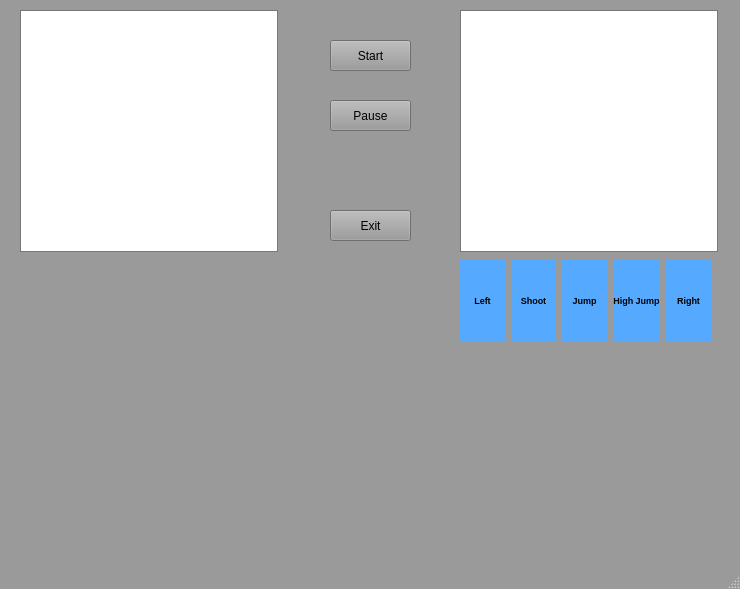
Old version of the form SuperMarioAi/MainWindow.ui in the repository LeoPeters/SuperMario-Bot.
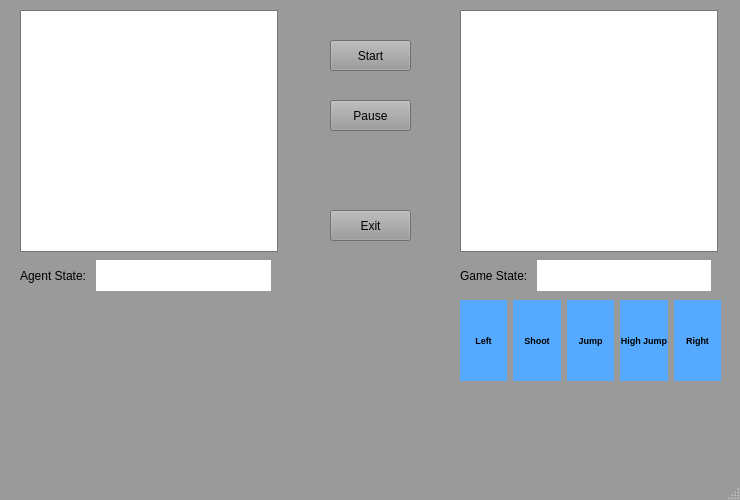
New version of the form. Icons and pictures are not drawn.

Patch:
```diff
--- a/SuperMarioAi/MainWindow.ui
+++ b/SuperMarioAi/MainWindow.ui
@@ -7,7 +7,7 @@
     <x>0</x>
     <y>0</y>
     <width>740</width>
-    <height>589</height>
+    <height>500</height>
    </rect>
   </property>
   <property name="palette">
@@ -499,8 +499,8 @@
     <property name="geometry">
      <rect>
       <x>460</x>
-      <y>260</y>
-      <width>251</width>
+      <y>300</y>
+      <width>261</width>
       <height>81</height>
      </rect>
     </property>
@@ -2701,21 +2701,910 @@
     <property name="geometry">
      <rect>
       <x>20</x>
-      <y>300</y>
+      <y>310</y>
       <width>261</width>
-      <height>161</height>
+      <height>141</height>
      </rect>
     </property>
     <layout class="QGridLayout" name="gridLayout"/>
    </widget>
-   <zorder>viewGame</zorder>
-   <zorder>viewSimplify</zorder>
-   <zorder>btn_start</zorder>
-   <zorder>btn_pause</zorder>
-   <zorder>btn_exit</zorder>
-   <zorder>horizontalLayoutWidget</zorder>
-   <zorder>gridLayoutWidget</zorder>
-   <zorder>currentStateLbl</zorder>
+   <widget class="QWidget" name="horizontalLayoutWidget_2">
+    <property name="geometry">
+     <rect>
+      <x>460</x>
+      <y>260</y>
+      <width>251</width>
+      <height>31</height>
+     </rect>
+    </property>
+    <layout class="QHBoxLayout" name="GameStateLayout" stretch="0,2">
+     <item>
+      <widget class="QLabel" name="GameStateLbl">
+       <property name="text">
+        <string>Game State: </string>
+       </property>
+      </widget>
+     </item>
+     <item>
+      <widget class="QLabel" name="GameState">
+       <property name="palette">
+        <palette>
+         <active>
+          <colorrole role="WindowText">
+           <brush brushstyle="SolidPattern">
+            <color alpha="255">
+             <red>0</red>
+             <green>0</green>
+             <blue>0</blue>
+            </color>
+           </brush>
+          </colorrole>
+          <colorrole role="Button">
+           <brush brushstyle="SolidPattern">
+            <color alpha="255">
+             <red>255</red>
+             <green>255</green>
+             <blue>255</blue>
+            </color>
+           </brush>
+          </colorrole>
+          <colorrole role="Light">
+           <brush brushstyle="SolidPattern">
+            <color alpha="255">
+             <red>255</red>
+             <green>255</green>
+             <blue>255</blue>
+            </color>
+           </brush>
+          </colorrole>
+          <colorrole role="Midlight">
+           <brush brushstyle="SolidPattern">
+            <color alpha="255">
+             <red>255</red>
+             <green>255</green>
+             <blue>255</blue>
+            </color>
+           </brush>
+          </colorrole>
+          <colorrole role="Dark">
+           <brush brushstyle="SolidPattern">
+            <color alpha="255">
+             <red>127</red>
+             <green>127</green>
+             <blue>127</blue>
+            </color>
+           </brush>
+          </colorrole>
+          <colorrole role="Mid">
+           <brush brushstyle="SolidPattern">
+            <color alpha="255">
+             <red>170</red>
+             <green>170</green>
+             <blue>170</blue>
+            </color>
+           </brush>
+          </colorrole>
+          <colorrole role="Text">
+           <brush brushstyle="SolidPattern">
+            <color alpha="255">
+             <red>0</red>
+             <green>0</green>
+             <blue>0</blue>
+            </color>
+           </brush>
+          </colorrole>
+          <colorrole role="BrightText">
+           <brush brushstyle="SolidPattern">
+            <color alpha="255">
+             <red>255</red>
+             <green>255</green>
+             <blue>255</blue>
+            </color>
+           </brush>
+          </colorrole>
+          <colorrole role="ButtonText">
+           <brush brushstyle="SolidPattern">
+            <color alpha="255">
+             <red>0</red>
+             <green>0</green>
+             <blue>0</blue>
+            </color>
+           </brush>
+          </colorrole>
+          <colorrole role="Base">
+           <brush brushstyle="SolidPattern">
+            <color alpha="255">
+             <red>255</red>
+             <green>255</green>
+             <blue>255</blue>
+            </color>
+           </brush>
+          </colorrole>
+          <colorrole role="Window">
+           <brush brushstyle="SolidPattern">
+            <color alpha="255">
+             <red>255</red>
+             <green>255</green>
+             <blue>255</blue>
+            </color>
+           </brush>
+          </colorrole>
+          <colorrole role="Shadow">
+           <brush brushstyle="SolidPattern">
+            <color alpha="255">
+             <red>0</red>
+             <green>0</green>
+             <blue>0</blue>
+            </color>
+           </brush>
+          </colorrole>
+          <colorrole role="AlternateBase">
+           <brush brushstyle="SolidPattern">
+            <color alpha="255">
+             <red>255</red>
+             <green>255</green>
+             <blue>255</blue>
+            </color>
+           </brush>
+          </colorrole>
+          <colorrole role="ToolTipBase">
+           <brush brushstyle="SolidPattern">
+            <color alpha="255">
+             <red>255</red>
+             <green>255</green>
+             <blue>220</blue>
+            </color>
+           </brush>
+          </colorrole>
+          <colorrole role="ToolTipText">
+           <brush brushstyle="SolidPattern">
+            <color alpha="255">
+             <red>0</red>
+             <green>0</green>
+             <blue>0</blue>
+            </color>
+           </brush>
+          </colorrole>
+         </active>
+         <inactive>
+          <colorrole role="WindowText">
+           <brush brushstyle="SolidPattern">
+            <color alpha="255">
+             <red>0</red>
+             <green>0</green>
+             <blue>0</blue>
+            </color>
+           </brush>
+          </colorrole>
+          <colorrole role="Button">
+           <brush brushstyle="SolidPattern">
+            <color alpha="255">
+             <red>255</red>
+             <green>255</green>
+             <blue>255</blue>
+            </color>
+           </brush>
+          </colorrole>
+          <colorrole role="Light">
+           <brush brushstyle="SolidPattern">
+            <color alpha="255">
+             <red>255</red>
+             <green>255</green>
+             <blue>255</blue>
+            </color>
+           </brush>
+          </colorrole>
+          <colorrole role="Midlight">
+           <brush brushstyle="SolidPattern">
+            <color alpha="255">
+             <red>255</red>
+             <green>255</green>
+             <blue>255</blue>
+            </color>
+           </brush>
+          </colorrole>
+          <colorrole role="Dark">
+           <brush brushstyle="SolidPattern">
+            <color alpha="255">
+             <red>127</red>
+             <green>127</green>
+             <blue>127</blue>
+            </color>
+           </brush>
+          </colorrole>
+          <colorrole role="Mid">
+           <brush brushstyle="SolidPattern">
+            <color alpha="255">
+             <red>170</red>
+             <green>170</green>
+             <blue>170</blue>
+            </color>
+           </brush>
+          </colorrole>
+          <colorrole role="Text">
+           <brush brushstyle="SolidPattern">
+            <color alpha="255">
+             <red>0</red>
+             <green>0</green>
+             <blue>0</blue>
+            </color>
+           </brush>
+          </colorrole>
+          <colorrole role="BrightText">
+           <brush brushstyle="SolidPattern">
+            <color alpha="255">
+             <red>255</red>
+             <green>255</green>
+             <blue>255</blue>
+            </color>
+           </brush>
+          </colorrole>
+          <colorrole role="ButtonText">
+           <brush brushstyle="SolidPattern">
+            <color alpha="255">
+             <red>0</red>
+             <green>0</green>
+             <blue>0</blue>
+            </color>
+           </brush>
+          </colorrole>
+          <colorrole role="Base">
+           <brush brushstyle="SolidPattern">
+            <color alpha="255">
+             <red>255</red>
+             <green>255</green>
+             <blue>255</blue>
+            </color>
+           </brush>
+          </colorrole>
+          <colorrole role="Window">
+           <brush brushstyle="SolidPattern">
+            <color alpha="255">
+             <red>255</red>
+             <green>255</green>
+             <blue>255</blue>
+            </color>
+           </brush>
+          </colorrole>
+          <colorrole role="Shadow">
+           <brush brushstyle="SolidPattern">
+            <color alpha="255">
+             <red>0</red>
+             <green>0</green>
+             <blue>0</blue>
+            </color>
+           </brush>
+          </colorrole>
+          <colorrole role="AlternateBase">
+           <brush brushstyle="SolidPattern">
+            <color alpha="255">
+             <red>255</red>
+             <green>255</green>
+             <blue>255</blue>
+            </color>
+           </brush>
+          </colorrole>
+          <colorrole role="ToolTipBase">
+           <brush brushstyle="SolidPattern">
+            <color alpha="255">
+             <red>255</red>
+             <green>255</green>
+             <blue>220</blue>
+            </color>
+           </brush>
+          </colorrole>
+          <colorrole role="ToolTipText">
+           <brush brushstyle="SolidPattern">
+            <color alpha="255">
+             <red>0</red>
+             <green>0</green>
+             <blue>0</blue>
+            </color>
+           </brush>
+          </colorrole>
+         </inactive>
+         <disabled>
+          <colorrole role="WindowText">
+           <brush brushstyle="SolidPattern">
+            <color alpha="255">
+             <red>127</red>
+             <green>127</green>
+             <blue>127</blue>
+            </color>
+           </brush>
+          </colorrole>
+          <colorrole role="Button">
+           <brush brushstyle="SolidPattern">
+            <color alpha="255">
+             <red>255</red>
+             <green>255</green>
+             <blue>255</blue>
+            </color>
+           </brush>
+          </colorrole>
+          <colorrole role="Light">
+           <brush brushstyle="SolidPattern">
+            <color alpha="255">
+             <red>255</red>
+             <green>255</green>
+             <blue>255</blue>
+            </color>
+           </brush>
+          </colorrole>
+          <colorrole role="Midlight">
+           <brush brushstyle="SolidPattern">
+            <color alpha="255">
+             <red>255</red>
+             <green>255</green>
+             <blue>255</blue>
+            </color>
+           </brush>
+          </colorrole>
+          <colorrole role="Dark">
+           <brush brushstyle="SolidPattern">
+            <color alpha="255">
+             <red>127</red>
+             <green>127</green>
+             <blue>127</blue>
+            </color>
+           </brush>
+          </colorrole>
+          <colorrole role="Mid">
+           <brush brushstyle="SolidPattern">
+            <color alpha="255">
+             <red>170</red>
+             <green>170</green>
+             <blue>170</blue>
+            </color>
+           </brush>
+          </colorrole>
+          <colorrole role="Text">
+           <brush brushstyle="SolidPattern">
+            <color alpha="255">
+             <red>127</red>
+             <green>127</green>
+             <blue>127</blue>
+            </color>
+           </brush>
+          </colorrole>
+          <colorrole role="BrightText">
+           <brush brushstyle="SolidPattern">
+            <color alpha="255">
+             <red>255</red>
+             <green>255</green>
+             <blue>255</blue>
+            </color>
+           </brush>
+          </colorrole>
+          <colorrole role="ButtonText">
+           <brush brushstyle="SolidPattern">
+            <color alpha="255">
+             <red>127</red>
+             <green>127</green>
+             <blue>127</blue>
+            </color>
+           </brush>
+          </colorrole>
+          <colorrole role="Base">
+           <brush brushstyle="SolidPattern">
+            <color alpha="255">
+             <red>255</red>
+             <green>255</green>
+             <blue>255</blue>
+            </color>
+           </brush>
+          </colorrole>
+          <colorrole role="Window">
+           <brush brushstyle="SolidPattern">
+            <color alpha="255">
+             <red>255</red>
+             <green>255</green>
+             <blue>255</blue>
+            </color>
+           </brush>
+          </colorrole>
+          <colorrole role="Shadow">
+           <brush brushstyle="SolidPattern">
+            <color alpha="255">
+             <red>0</red>
+             <green>0</green>
+             <blue>0</blue>
+            </color>
+           </brush>
+          </colorrole>
+          <colorrole role="AlternateBase">
+           <brush brushstyle="SolidPattern">
+            <color alpha="255">
+             <red>255</red>
+             <green>255</green>
+             <blue>255</blue>
+            </color>
+           </brush>
+          </colorrole>
+          <colorrole role="ToolTipBase">
+           <brush brushstyle="SolidPattern">
+            <color alpha="255">
+             <red>255</red>
+             <green>255</green>
+             <blue>220</blue>
+            </color>
+           </brush>
+          </colorrole>
+          <colorrole role="ToolTipText">
+           <brush brushstyle="SolidPattern">
+            <color alpha="255">
+             <red>0</red>
+             <green>0</green>
+             <blue>0</blue>
+            </color>
+           </brush>
+          </colorrole>
+         </disabled>
+        </palette>
+       </property>
+       <property name="autoFillBackground">
+        <bool>true</bool>
+       </property>
+       <property name="text">
+        <string/>
+       </property>
+       <property name="alignment">
+        <set>Qt::AlignCenter</set>
+       </property>
+      </widget>
+     </item>
+    </layout>
+   </widget>
+   <widget class="QWidget" name="horizontalLayoutWidget_4">
+    <property name="geometry">
+     <rect>
+      <x>20</x>
+      <y>260</y>
+      <width>251</width>
+      <height>31</height>
+     </rect>
+    </property>
+    <layout class="QHBoxLayout" name="AgentStateLayout" stretch="0,2">
+     <item>
+      <widget class="QLabel" name="AgentStateLbl">
+       <property name="text">
+        <string>Agent State: </string>
+       </property>
+      </widget>
+     </item>
+     <item>
+      <widget class="QLabel" name="AgentState">
+       <property name="palette">
+        <palette>
+         <active>
+          <colorrole role="WindowText">
+           <brush brushstyle="SolidPattern">
+            <color alpha="255">
+             <red>0</red>
+             <green>0</green>
+             <blue>0</blue>
+            </color>
+           </brush>
+          </colorrole>
+          <colorrole role="Button">
+           <brush brushstyle="SolidPattern">
+            <color alpha="255">
+             <red>255</red>
+             <green>255</green>
+             <blue>255</blue>
+            </color>
+           </brush>
+          </colorrole>
+          <colorrole role="Light">
+           <brush brushstyle="SolidPattern">
+            <color alpha="255">
+             <red>255</red>
+             <green>255</green>
+             <blue>255</blue>
+            </color>
+           </brush>
+          </colorrole>
+          <colorrole role="Midlight">
+           <brush brushstyle="SolidPattern">
+            <color alpha="255">
+             <red>255</red>
+             <green>255</green>
+             <blue>255</blue>
+            </color>
+           </brush>
+          </colorrole>
+          <colorrole role="Dark">
+           <brush brushstyle="SolidPattern">
+            <color alpha="255">
+             <red>127</red>
+             <green>127</green>
+             <blue>127</blue>
+            </color>
+           </brush>
+          </colorrole>
+          <colorrole role="Mid">
+           <brush brushstyle="SolidPattern">
+            <color alpha="255">
+             <red>170</red>
+             <green>170</green>
+             <blue>170</blue>
+            </color>
+           </brush>
+          </colorrole>
+          <colorrole role="Text">
+           <brush brushstyle="SolidPattern">
+            <color alpha="255">
+             <red>0</red>
+             <green>0</green>
+             <blue>0</blue>
+            </color>
+           </brush>
+          </colorrole>
+          <colorrole role="BrightText">
+           <brush brushstyle="SolidPattern">
+            <color alpha="255">
+             <red>255</red>
+             <green>255</green>
+             <blue>255</blue>
+            </color>
+           </brush>
+          </colorrole>
+          <colorrole role="ButtonText">
+           <brush brushstyle="SolidPattern">
+            <color alpha="255">
+             <red>0</red>
+             <green>0</green>
+             <blue>0</blue>
+            </color>
+           </brush>
+          </colorrole>
+          <colorrole role="Base">
+           <brush brushstyle="SolidPattern">
+            <color alpha="255">
+             <red>255</red>
+             <green>255</green>
+             <blue>255</blue>
+            </color>
+           </brush>
+          </colorrole>
+          <colorrole role="Window">
+           <brush brushstyle="SolidPattern">
+            <color alpha="255">
+             <red>255</red>
+             <green>255</green>
+             <blue>255</blue>
+            </color>
+           </brush>
+          </colorrole>
+          <colorrole role="Shadow">
+           <brush brushstyle="SolidPattern">
+            <color alpha="255">
+             <red>0</red>
+             <green>0</green>
+             <blue>0</blue>
+            </color>
+           </brush>
+          </colorrole>
+          <colorrole role="AlternateBase">
+           <brush brushstyle="SolidPattern">
+            <color alpha="255">
+             <red>255</red>
+             <green>255</green>
+             <blue>255</blue>
+            </color>
+           </brush>
+          </colorrole>
+          <colorrole role="ToolTipBase">
+           <brush brushstyle="SolidPattern">
+            <color alpha="255">
+             <red>255</red>
+             <green>255</green>
+             <blue>220</blue>
+            </color>
+           </brush>
+          </colorrole>
+          <colorrole role="ToolTipText">
+           <brush brushstyle="SolidPattern">
+            <color alpha="255">
+             <red>0</red>
+             <green>0</green>
+             <blue>0</blue>
+            </color>
+           </brush>
+          </colorrole>
+         </active>
+         <inactive>
+          <colorrole role="WindowText">
+           <brush brushstyle="SolidPattern">
+            <color alpha="255">
+             <red>0</red>
+             <green>0</green>
+             <blue>0</blue>
+            </color>
+           </brush>
+          </colorrole>
+          <colorrole role="Button">
+           <brush brushstyle="SolidPattern">
+            <color alpha="255">
+             <red>255</red>
+             <green>255</green>
+             <blue>255</blue>
+            </color>
+           </brush>
+          </colorrole>
+          <colorrole role="Light">
+           <brush brushstyle="SolidPattern">
+            <color alpha="255">
+             <red>255</red>
+             <green>255</green>
+             <blue>255</blue>
+            </color>
+           </brush>
+          </colorrole>
+          <colorrole role="Midlight">
+           <brush brushstyle="SolidPattern">
+            <color alpha="255">
+             <red>255</red>
+             <green>255</green>
+             <blue>255</blue>
+            </color>
+           </brush>
+          </colorrole>
+          <colorrole role="Dark">
+           <brush brushstyle="SolidPattern">
+            <color alpha="255">
+             <red>127</red>
+             <green>127</green>
+             <blue>127</blue>
+            </color>
+           </brush>
+          </colorrole>
+          <colorrole role="Mid">
+           <brush brushstyle="SolidPattern">
+            <color alpha="255">
+             <red>170</red>
+             <green>170</green>
+             <blue>170</blue>
+            </color>
+           </brush>
+          </colorrole>
+          <colorrole role="Text">
+           <brush brushstyle="SolidPattern">
+            <color alpha="255">
+             <red>0</red>
+             <green>0</green>
+             <blue>0</blue>
+            </color>
+           </brush>
+          </colorrole>
+          <colorrole role="BrightText">
+           <brush brushstyle="SolidPattern">
+            <color alpha="255">
+             <red>255</red>
+             <green>255</green>
+             <blue>255</blue>
+            </color>
+           </brush>
+          </colorrole>
+          <colorrole role="ButtonText">
+           <brush brushstyle="SolidPattern">
+            <color alpha="255">
+             <red>0</red>
+             <green>0</green>
+             <blue>0</blue>
+            </color>
+           </brush>
+          </colorrole>
+          <colorrole role="Base">
+           <brush brushstyle="SolidPattern">
+            <color alpha="255">
+             <red>255</red>
+             <green>255</green>
+             <blue>255</blue>
+            </color>
+           </brush>
+          </colorrole>
+          <colorrole role="Window">
+           <brush brushstyle="SolidPattern">
+            <color alpha="255">
+             <red>255</red>
+             <green>255</green>
+             <blue>255</blue>
+            </color>
+           </brush>
+          </colorrole>
+          <colorrole role="Shadow">
+           <brush brushstyle="SolidPattern">
+            <color alpha="255">
+             <red>0</red>
+             <green>0</green>
+             <blue>0</blue>
+            </color>
+           </brush>
+          </colorrole>
+          <colorrole role="AlternateBase">
+           <brush brushstyle="SolidPattern">
+            <color alpha="255">
+             <red>255</red>
+             <green>255</green>
+             <blue>255</blue>
+            </color>
+           </brush>
+          </colorrole>
+          <colorrole role="ToolTipBase">
+           <brush brushstyle="SolidPattern">
+            <color alpha="255">
+             <red>255</red>
+             <green>255</green>
+             <blue>220</blue>
+            </color>
+           </brush>
+          </colorrole>
+          <colorrole role="ToolTipText">
+           <brush brushstyle="SolidPattern">
+            <color alpha="255">
+             <red>0</red>
+             <green>0</green>
+             <blue>0</blue>
+            </color>
+           </brush>
+          </colorrole>
+         </inactive>
+         <disabled>
+          <colorrole role="WindowText">
+           <brush brushstyle="SolidPattern">
+            <color alpha="255">
+             <red>127</red>
+             <green>127</green>
+             <blue>127</blue>
+            </color>
+           </brush>
+          </colorrole>
+          <colorrole role="Button">
+           <brush brushstyle="SolidPattern">
+            <color alpha="255">
+             <red>255</red>
+             <green>255</green>
+             <blue>255</blue>
+            </color>
+           </brush>
+          </colorrole>
+          <colorrole role="Light">
+           <brush brushstyle="SolidPattern">
+            <color alpha="255">
+             <red>255</red>
+             <green>255</green>
+             <blue>255</blue>
+            </color>
+           </brush>
+          </colorrole>
+          <colorrole role="Midlight">
+           <brush brushstyle="SolidPattern">
+            <color alpha="255">
+             <red>255</red>
+             <green>255</green>
+             <blue>255</blue>
+            </color>
+           </brush>
+          </colorrole>
+          <colorrole role="Dark">
+           <brush brushstyle="SolidPattern">
+            <color alpha="255">
+             <red>127</red>
+             <green>127</green>
+             <blue>127</blue>
+            </color>
+           </brush>
+          </colorrole>
+          <colorrole role="Mid">
+           <brush brushstyle="SolidPattern">
+            <color alpha="255">
+             <red>170</red>
+             <green>170</green>
+             <blue>170</blue>
+            </color>
+           </brush>
+          </colorrole>
+          <colorrole role="Text">
+           <brush brushstyle="SolidPattern">
+            <color alpha="255">
+             <red>127</red>
+             <green>127</green>
+             <blue>127</blue>
+            </color>
+           </brush>
+          </colorrole>
+          <colorrole role="BrightText">
+           <brush brushstyle="SolidPattern">
+            <color alpha="255">
+             <red>255</red>
+             <green>255</green>
+             <blue>255</blue>
+            </color>
+           </brush>
+          </colorrole>
+          <colorrole role="ButtonText">
+           <brush brushstyle="SolidPattern">
+            <color alpha="255">
+             <red>127</red>
+             <green>127</green>
+             <blue>127</blue>
+            </color>
+           </brush>
+          </colorrole>
+          <colorrole role="Base">
+           <brush brushstyle="SolidPattern">
+            <color alpha="255">
+             <red>255</red>
+             <green>255</green>
+             <blue>255</blue>
+            </color>
+           </brush>
+          </colorrole>
+          <colorrole role="Window">
+           <brush brushstyle="SolidPattern">
+            <color alpha="255">
+             <red>255</red>
+             <green>255</green>
+             <blue>255</blue>
+            </color>
+           </brush>
+          </colorrole>
+          <colorrole role="Shadow">
+           <brush brushstyle="SolidPattern">
+            <color alpha="255">
+             <red>0</red>
+             <green>0</green>
+             <blue>0</blue>
+            </color>
+           </brush>
+          </colorrole>
+          <colorrole role="AlternateBase">
+           <brush brushstyle="SolidPattern">
+            <color alpha="255">
+             <red>255</red>
+             <green>255</green>
+             <blue>255</blue>
+            </color>
+           </brush>
+          </colorrole>
+          <colorrole role="ToolTipBase">
+           <brush brushstyle="SolidPattern">
+            <color alpha="255">
+             <red>255</red>
+             <green>255</green>
+             <blue>220</blue>
+            </color>
+           </brush>
+          </colorrole>
+          <colorrole role="ToolTipText">
+           <brush brushstyle="SolidPattern">
+            <color alpha="255">
+             <red>0</red>
+             <green>0</green>
+             <blue>0</blue>
+            </color>
+           </brush>
+          </colorrole>
+         </disabled>
+        </palette>
+       </property>
+       <property name="layoutDirection">
+        <enum>Qt::LeftToRight</enum>
+       </property>
+       <property name="autoFillBackground">
+        <bool>true</bool>
+       </property>
+       <property name="text">
+        <string/>
+       </property>
+       <property name="alignment">
+        <set>Qt::AlignCenter</set>
+       </property>
+      </widget>
+     </item>
+    </layout>
+   </widget>
   </widget>
   <widget class="QMenuBar" name="menubar">
    <property name="geometry">
```
